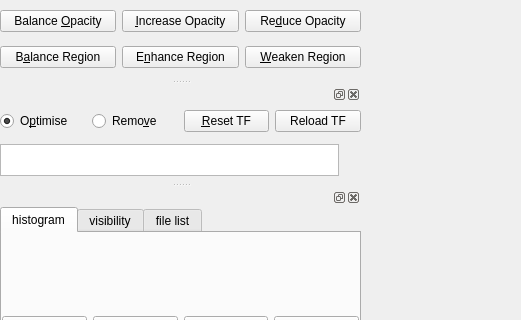
Qt form VolumeRenderer/mainwindow.ui (luosz/volume-visualiser) before a commit; both pictures show x 0 to 521 and y 161 to 481 of the 1210 by 720 pixel window.
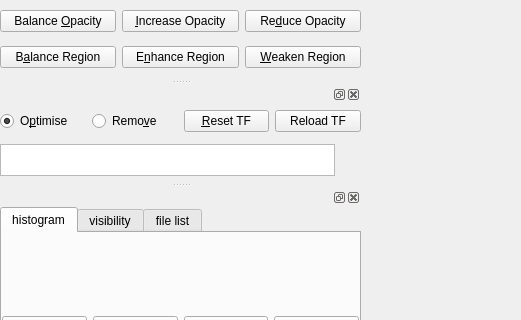
The same form after that commit.

Commit message: change window title

Diff of the .ui file:
```diff
--- a/VolumeRenderer/mainwindow.ui
+++ b/VolumeRenderer/mainwindow.ui
@@ -411,7 +411,7 @@
         <number>0</number>
        </property>
        <property name="rightMargin">
-        <number>22</number>
+        <number>26</number>
        </property>
        <item>
         <widget class="QGraphicsView" name="graphicsView_2">
```
Left out of the diff: 2 changed lines with no effect on the pictures.
